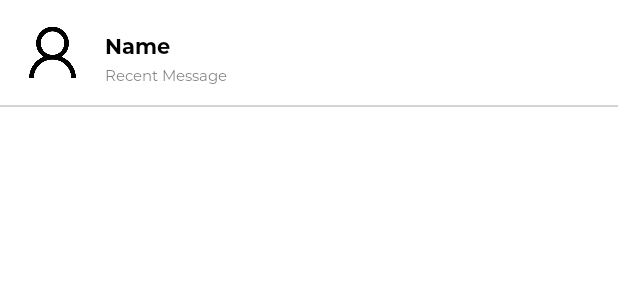
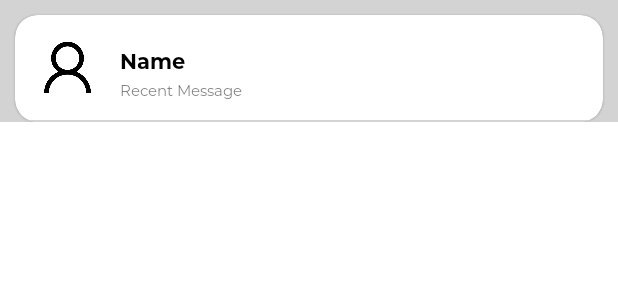
Before and after one commit to nasimncm/ChatDoctor, an Android app: the layout user_layout.xml on its own in the app's theme, with its tools: preview values and no code run, on a phone screen of 412 x 824 dp. Shown: the top 300 px of the screen. Run offline under Robolectric (Android 15) with nearby library versions, the phone set to English and light mode, and no system bars.

Commit message:
all commit

```diff
--- a/app/src/main/java/com/example/chatdoctor/activity/Chatboard.kt
+++ b/app/src/main/java/com/example/chatdoctor/activity/Chatboard.kt
@@ -3,14 +3,12 @@ package com.example.chatdoctor.activity
 import android.app.ProgressDialog
 import android.content.Intent
 import android.os.Bundle
-import android.os.Handler
 import android.view.Menu
 import android.view.MenuItem
 import androidx.appcompat.app.AppCompatActivity
 import androidx.recyclerview.widget.LinearLayoutManager
 import androidx.recyclerview.widget.RecyclerView
 import androidx.swiperefreshlayout.widget.SwipeRefreshLayout
-import com.example.chatdoctor.Loader
 import com.example.chatdoctor.MainActivity
 import com.example.chatdoctor.R
 import com.example.chatdoctor.adapter.UserAdapter
--- a/app/src/main/res/layout/activity_chatboard.xml
+++ b/app/src/main/res/layout/activity_chatboard.xml
@@ -4,6 +4,7 @@
     xmlns:tools="http://schemas.android.com/tools"
     android:layout_width="match_parent"
     android:layout_height="match_parent"
+    android:background="@color/gray"
     tools:context=".activity.Chatboard">
 
     <androidx.appcompat.widget.Toolbar
--- a/app/src/main/res/layout/user_layout.xml
+++ b/app/src/main/res/layout/user_layout.xml
@@ -2,7 +2,20 @@
 <androidx.constraintlayout.widget.ConstraintLayout xmlns:android="http://schemas.android.com/apk/res/android"
     android:layout_width="match_parent"
     android:layout_height="wrap_content"
+    android:background="@color/gray"
     xmlns:app="http://schemas.android.com/apk/res-auto">
+<com.google.android.material.card.MaterialCardView
+    android:layout_width="match_parent"
+    android:layout_height="wrap_content"
+    app:cardCornerRadius="15dp"
+    android:layout_margin="10dp"
+    app:layout_constraintTop_toTopOf="parent"
+    app:layout_constraintStart_toStartOf="parent"
+    app:layout_constraintEnd_toEndOf="parent">
+
+    <androidx.constraintlayout.widget.ConstraintLayout
+        android:layout_width="match_parent"
+        android:layout_height="wrap_content">
 
     <de.hdodenhof.circleimageview.CircleImageView
         android:id="@+id/userImage"
@@ -44,5 +57,8 @@
         app:layout_constraintTop_toBottomOf="@+id/userImage"
         app:layout_constraintStart_toStartOf="parent"
         app:layout_constraintEnd_toEndOf="parent"/>
+    </androidx.constraintlayout.widget.ConstraintLayout>
+
+</com.google.android.material.card.MaterialCardView>
 
 </androidx.constraintlayout.widget.ConstraintLayout>
```
Also changed, not shown: app/src/main/java/com/example/chatdoctor/Loader.kt (deleted, +0 -21 lines), app/src/main/res/layout/activity_splash.xml (+12 -0 lines), app/src/main/java/com/example/chatdoctor/activity/Chatroom.kt (renamed from app/src/main/java/com/example/chatdoctor/Chatroom.kt).
